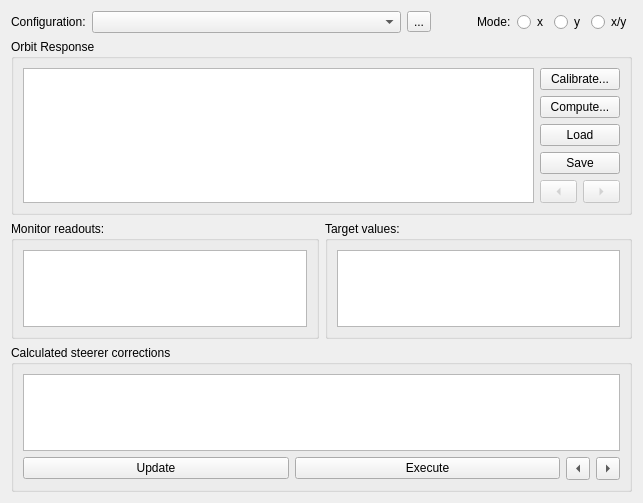
Qt form src/madgui/widget/correct/mor_dialog.ui (hibtc/madgui) before a commit.
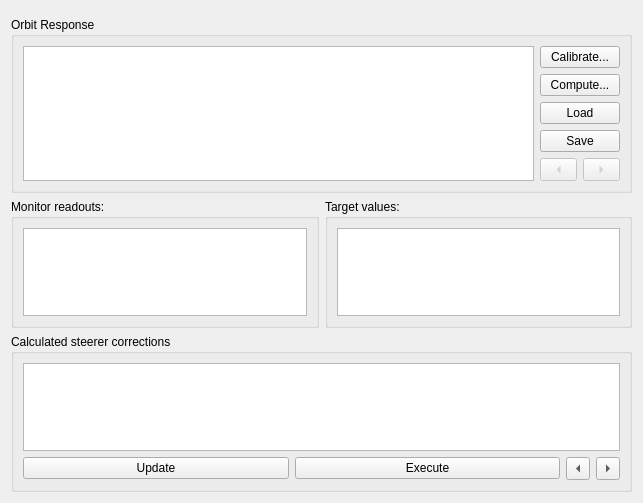
The same form after that commit. Custom widgets are drawn as their Qt base class.

Commit message: Split off config selector widget

What changed in the file:
```diff
--- a/src/madgui/widget/correct/mor_dialog.ui
+++ b/src/madgui/widget/correct/mor_dialog.ui
@@ -69,82 +69,7 @@
     </widget>
    </item>
    <item row="0" column="0" colspan="2">
-    <layout class="QHBoxLayout" stretch="0,1,0,0,0,0,0,0">
-     <item>
-      <widget class="QLabel">
-       <property name="text">
-        <string>Configuration:</string>
-       </property>
-      </widget>
-     </item>
-     <item>
-      <widget class="QComboBox" name="configComboBox">
-       <property name="sizePolicy">
-        <sizepolicy hsizetype="Expanding" vsizetype="Fixed">
-         <horstretch>1</horstretch>
-         <verstretch>0</verstretch>
-        </sizepolicy>
-       </property>
-      </widget>
-     </item>
-     <item>
-      <widget class="QToolButton" name="editConfigButton">
-       <property name="text">
-        <string>...</string>
-       </property>
-      </widget>
-     </item>
-     <item>
-      <spacer>
-       <property name="orientation">
-        <enum>Qt::Horizontal</enum>
-       </property>
-       <property name="sizeHint" stdset="0">
-        <size>
-         <width>40</width>
-         <height>20</height>
-        </size>
-       </property>
-      </spacer>
-     </item>
-     <item>
-      <widget class="QLabel">
-       <property name="text">
-        <string>Mode:</string>
-       </property>
-      </widget>
-     </item>
-     <item>
-      <widget class="QRadioButton" name="modeXButton">
-       <property name="text">
-        <string>x</string>
-       </property>
-       <attribute name="buttonGroup">
-        <string notr="true">buttongroup_xy</string>
-       </attribute>
-      </widget>
-     </item>
-     <item>
-      <widget class="QRadioButton" name="modeYButton">
-       <property name="text">
-        <string>y</string>
-       </property>
-       <attribute name="buttonGroup">
-        <string notr="true">buttongroup_xy</string>
-       </attribute>
-      </widget>
-     </item>
-     <item>
-      <widget class="QRadioButton" name="modeXYButton">
-       <property name="text">
-        <string>x/y</string>
-       </property>
-       <attribute name="buttonGroup">
-        <string notr="true">buttongroup_xy</string>
-       </attribute>
-      </widget>
-     </item>
-    </layout>
+    <widget class="ConfigSelect" name="configSelect"/>
    </item>
    <item row="2" column="0">
     <widget class="QGroupBox">
@@ -296,6 +221,11 @@
    <extends>QTableView</extends>
    <header>madgui/widget/correct/core.h</header>
   </customwidget>
+  <customwidget>
+   <class>ConfigSelect</class>
+   <extends>QWidget</extends>
+   <header>madgui/widget/correct/configselect.h</header>
+  </customwidget>
  </customwidgets>
  <resources/>
  <connections/>
```
Left out of the diff: 3 changed lines with no effect on the pictures. The commit also changes 8 other files.
